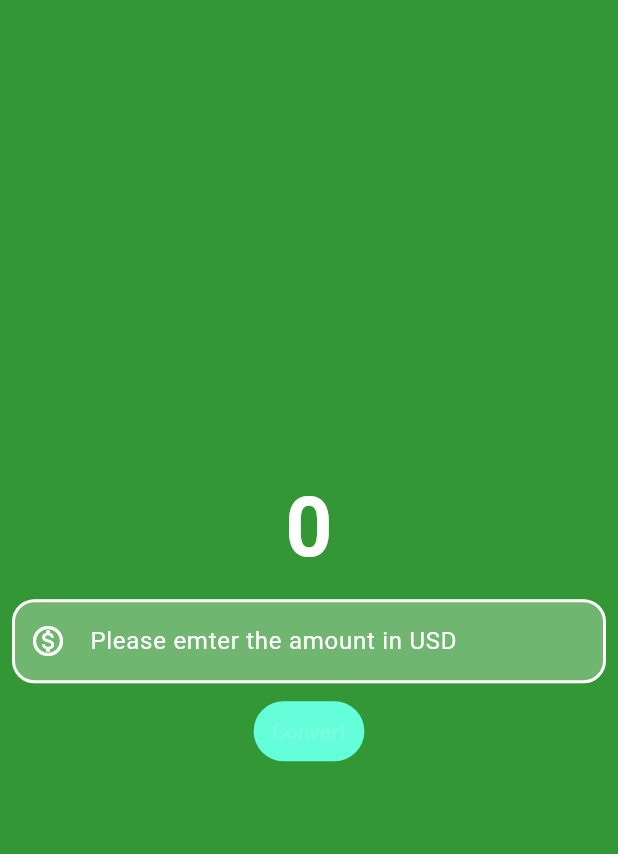
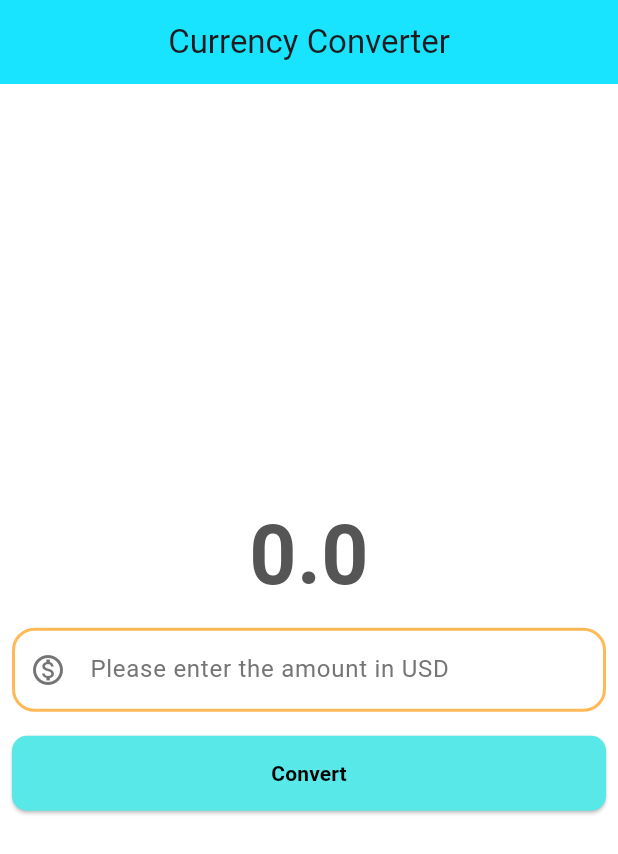
Before and after one commit to kishor-ram/Files, a Flutter app: the screen it shows after launch, after a tap on "Convert", on a phone screen of 412 x 824 dp. Shown: the top 854 px of the screen. Run offline on Flutter 3.47's test engine with Material 3 defaults, Android fonts, the phone set to English and light mode, and no system bars.

Commit message:
changes saved

```diff
--- a/currency_converter/lib/currency_converter_matrerial_design.dart
+++ b/currency_converter/lib/currency_converter_matrerial_design.dart
@@ -6,37 +6,50 @@ class CurrencyConverter extends StatelessWidget {
 
   @override
   Widget build(BuildContext context) {
+    double result = 0;
+    final TextEditingController textEditingController = TextEditingController();
     final border = OutlineInputBorder(
         borderSide: const BorderSide(
-            color: Colors.white, width: 2.0, style: BorderStyle.solid),
+            color: Color.fromARGB(234, 255, 179, 72),
+            width: 2.0,
+            style: BorderStyle.solid),
         borderRadius: BorderRadius.circular(15));
+
     return Scaffold(
-        backgroundColor: Color.fromRGBO(50, 151, 52, 1),
+        backgroundColor: const Color.fromRGBO(255, 255, 255, 1),
+        appBar: AppBar(
+          backgroundColor: const Color.fromRGBO(24, 228, 255, 1),
+          elevation: 0,
+          title: const Text('Currency Converter'),
+          centerTitle: true,
+        ),
         body: Center(
           child: Column(
             mainAxisAlignment: MainAxisAlignment.center,
             children: [
-              const Text(
-                '0',
-                style: TextStyle(
+              Text(
+                result.toString(),
+                style: const TextStyle(
                   fontSize: 55,
                   fontWeight: FontWeight.bold,
-                  color: Colors.white,
+                  color: Color.fromARGB(255, 85, 85, 85),
                 ),
               ),
               Padding(
                 padding: const EdgeInsets.all(8.0),
                 child: TextField(
+                  controller: textEditingController,
                   style: const TextStyle(
-                    color: Colors.white,
+                    color: Color.fromARGB(255, 0, 0, 0),
                   ),
                   decoration: InputDecoration(
-                    hintText: 'Please emter the amount in USD',
-                    hintStyle: const TextStyle(color: Colors.white),
+                    hintText: 'Please enter the amount in USD',
+                    hintStyle: const TextStyle(
+                        color: Color.fromARGB(255, 117, 117, 117)),
                     prefixIcon: const Icon(Icons.monetization_on_outlined),
-                    prefixIconColor: Colors.white,
+                    prefixIconColor: const Color.fromARGB(255, 117, 117, 117),
                     filled: true,
-                    fillColor: Colors.white30,
+                    fillColor: Color.fromARGB(77, 255, 255, 255),
                     focusedBorder: border,
                     enabledBorder: border,
                   ),
@@ -44,18 +57,28 @@ class CurrencyConverter extends StatelessWidget {
                       decimal: true, signed: true),
                 ),
               ),
-              TextButton(
-                  onPressed: () {
-                    if (kDebugMode) {
-                      print('Button Clicked');
-                    }
-                  },
-                  style: const ButtonStyle(
-                    backgroundColor: MaterialStatePropertyAll(Colors.tealAccent),
-                    foregroundColor: MaterialStatePropertyAll(Colors.white12)
-
-                  ),
-                  child: const Text('Convert'))
+              Padding(
+                padding: const EdgeInsets.all(8.0),
+                child: ElevatedButton(
+                    onPressed: () {
+                      result = double.parse(textEditingController.text)*81;
+                    },
+                    style: ButtonStyle(
+                        backgroundColor: const WidgetStatePropertyAll(
+                            Color.fromARGB(255, 89, 232, 232)),
+                        foregroundColor: const WidgetStatePropertyAll(
+                            Color.fromARGB(255, 255, 255, 255)),
+                        minimumSize: const WidgetStatePropertyAll(
+                            Size(double.infinity, 50)),
+                        shape: WidgetStatePropertyAll(RoundedRectangleBorder(
+                            borderRadius: BorderRadius.circular(10)))),
+                    child: const Text(
+                      'Convert',
+                      style: TextStyle(
+                          fontWeight: FontWeight.bold,
+                          color: Color.fromARGB(255, 0, 0, 0)),
+                    )),
+              )
             ],
           ),
         ));
```
